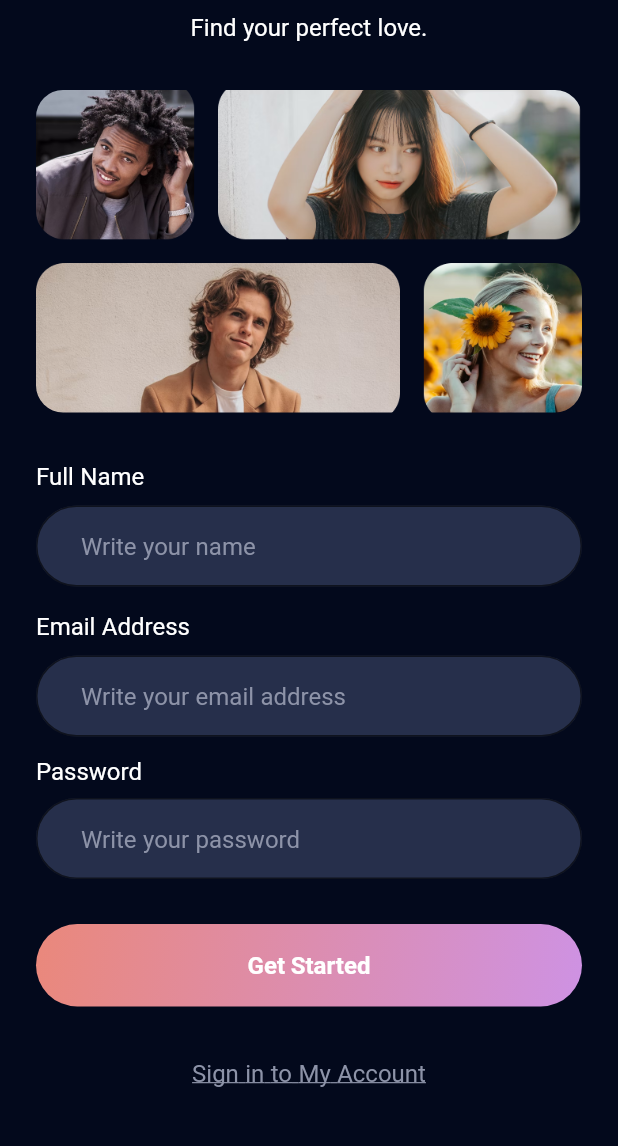
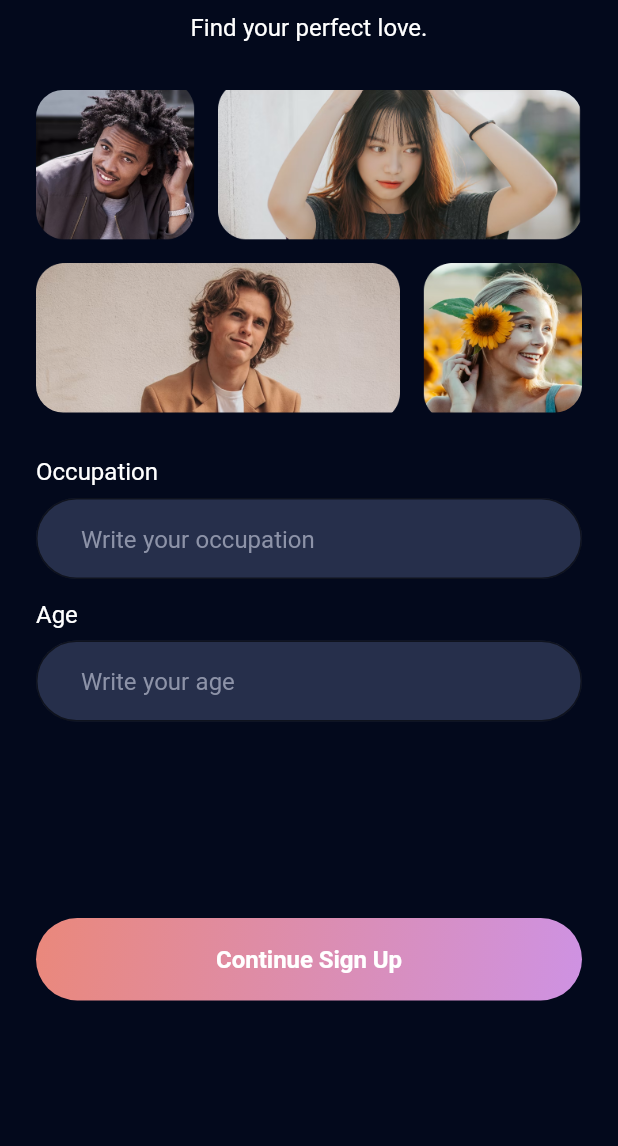
Before and after one commit to muhammad-fachrizal/sarang_app, a Flutter app: the screen it shows after launch, after a tap on "Get Started", on a phone screen of 412 x 824 dp, the part 51-1197 px from its top. Run offline on Flutter 3.47's test engine with Material 2 defaults, Android fonts, the phone set to English and light mode, and no system bars; our stand-ins replace google_fonts.

Commit message:
Slicing Sign Up Age Job Screen & Upload Photo Screen

```diff
--- a/lib/src/app.dart
+++ b/lib/src/app.dart
@@ -1,5 +1,7 @@
 import 'package:flutter/material.dart';
+import 'package:sarang_app/src/features/authentication/presentation/sign_up_age_job_screen.dart';
 import 'package:sarang_app/src/features/authentication/presentation/sign_up_screen.dart';
+import 'package:sarang_app/src/features/authentication/presentation/sign_up_upload_photo_screen.dart';
 import 'package:sarang_app/src/theme_manager/theme_data_manager.dart';
 
 class AppScreen extends StatelessWidget {
@@ -15,6 +17,9 @@ class AppScreen extends StatelessWidget {
       initialRoute: SignUpScreen.routeName,
       routes: {
         SignUpScreen.routeName: (context) => const SignUpScreen(),
+        SignUpAgeJobScreen.routeName: (context) => const SignUpAgeJobScreen(),
+        SignUpUploadPhotoScreen.routeName: (context) =>
+            const SignUpUploadPhotoScreen(),
       },
     );
   }
--- /dev/null
+++ b/lib/src/features/authentication/presentation/sign_up_age_job_screen.dart
@@ -0,0 +1,67 @@
+import 'package:flutter/material.dart';
+import 'package:sarang_app/src/common_widgets/banner_widget.dart';
+import 'package:sarang_app/src/common_widgets/custom_button_widget.dart';
+import 'package:sarang_app/src/common_widgets/custom_text_field_widget.dart';
+import 'package:sarang_app/src/features/authentication/presentation/sign_up_upload_photo_screen.dart';
+import 'package:sarang_app/src/theme_manager/values_manager.dart';
+
+class SignUpAgeJobScreen extends StatefulWidget {
+  static const String routeName = '/sign-up-age-job';
+  const SignUpAgeJobScreen({super.key});
+
+  @override
+  State<SignUpAgeJobScreen> createState() => _SignUpAgeJobScreenState();
+}
+
+class _SignUpAgeJobScreenState extends State<SignUpAgeJobScreen> {
+  final jobController = TextEditingController();
+  final ageController = TextEditingController();
+
+  @override
+  void dispose() {
+    // implement dispose
+    jobController.clear();
+    ageController.clear();
+    super.dispose();
+  }
+
+  @override
+  Widget build(BuildContext context) {
+    return Scaffold(
+      body: Padding(
+        padding: const EdgeInsets.symmetric(
+          horizontal: AppPadding.p24,
+        ),
+        child: SafeArea(
+          child: SingleChildScrollView(
+            child: Column(
+              children: [
+                const BannerWidget(),
+                CustomTextFieldWidget(
+                  labelName: 'Occupation',
+                  hintText: 'Write your occupation',
+                  controller: jobController,
+                ),
+                CustomTextFieldWidget(
+                  labelName: 'Age',
+                  hintText: 'Write your age',
+                  controller: ageController,
+                ),
+                const SizedBox(height: 117.0),
+                CustomButtonWidget(
+                  title: 'Continue Sign Up',
+                  onTap: () {
+                    Navigator.pushNamed(
+                      context,
+                      SignUpUploadPhotoScreen.routeName,
+                    );
+                  },
+                )
+              ],
+            ),
+          ),
+        ),
+      ),
+    );
+  }
+}
--- a/lib/src/features/authentication/presentation/sign_up_screen.dart
+++ b/lib/src/features/authentication/presentation/sign_up_screen.dart
@@ -3,6 +3,7 @@ import 'package:sarang_app/src/common_widgets/banner_widget.dart';
 import 'package:sarang_app/src/common_widgets/custom_button_widget.dart';
 import 'package:sarang_app/src/common_widgets/custom_text_button_widget.dart';
 import 'package:sarang_app/src/common_widgets/custom_text_field_widget.dart';
+import 'package:sarang_app/src/features/authentication/presentation/sign_up_age_job_screen.dart';
 import 'package:sarang_app/src/theme_manager/values_manager.dart';
 
 class SignUpScreen extends StatefulWidget {
@@ -40,7 +41,6 @@ class _SignUpScreenState extends State<SignUpScreen> {
           child: SingleChildScrollView(
             child: Column(
               children: [
-                //const SizedBox(height: AppSize.s50),
                 const BannerWidget(),
                 CustomTextFieldWidget(
                   labelName: 'Full Name',
@@ -63,7 +63,12 @@ class _SignUpScreenState extends State<SignUpScreen> {
                 ),
                 CustomButtonWidget(
                   title: 'Get Started',
-                  onTap: () {},
+                  onTap: () {
+                    Navigator.pushNamed(
+                      context,
+                      SignUpAgeJobScreen.routeName,
+                    );
+                  },
                 ),
                 const SizedBox(
                   height: AppSize.s20,
```
Also changed, not shown: lib/src/common_widgets/upload_photo_widget.dart (added, +51 -0 lines), lib/src/features/authentication/presentation/sign_up_upload_photo_screen.dart (added, +73 -0 lines), assets/images/icon_add_color.png (added), assets/images/profile_icon.png (added).
